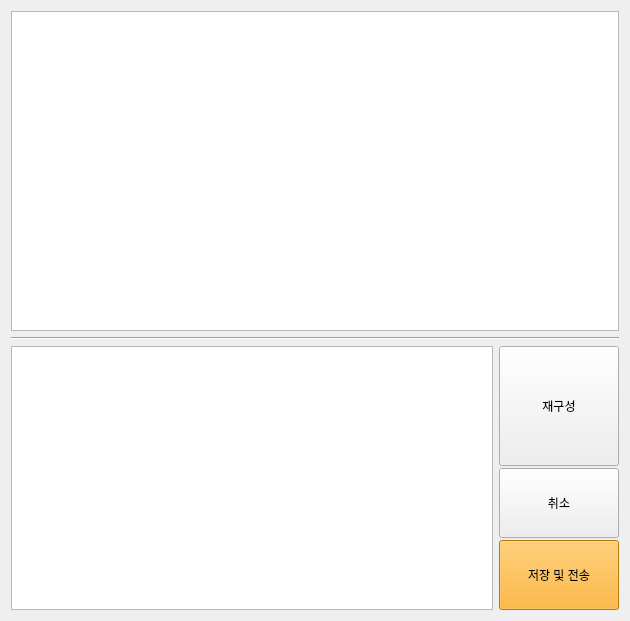
First picture: the form in Project/src/imaging/ImagingSW/imagingmanager.ui, repository AndaCondaa/Dental_Imaging_SW_System, before the edit.
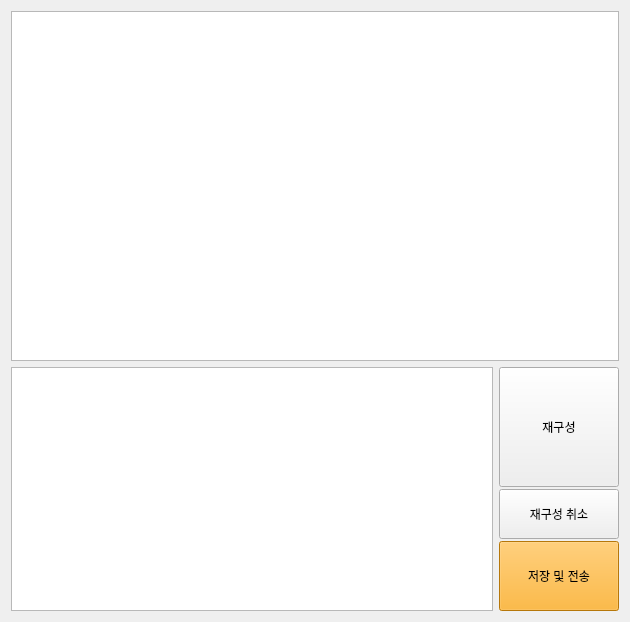
Second picture: the form after the edit.

Patch:
```diff
--- a/Project/src/imaging/ImagingSW/imagingmanager.ui
+++ b/Project/src/imaging/ImagingSW/imagingmanager.ui
@@ -7,48 +7,33 @@
     <x>0</x>
     <y>0</y>
     <width>630</width>
-    <height>610</height>
+    <height>621</height>
    </rect>
   </property>
   <property name="windowTitle">
    <string>Form</string>
   </property>
   <layout class="QVBoxLayout" name="verticalLayout_2">
+   <property name="spacing">
+    <number>6</number>
+   </property>
    <item>
     <widget class="QGraphicsView" name="reconView">
      <property name="minimumSize">
       <size>
        <width>0</width>
-       <height>320</height>
+       <height>350</height>
       </size>
      </property>
     </widget>
    </item>
    <item>
-    <widget class="Line" name="line">
-     <property name="orientation">
-      <enum>Qt::Horizontal</enum>
-     </property>
-    </widget>
+    <layout class="QHBoxLayout" name="horizontalLayout_2">
+     <item>
+      <widget class="QGraphicsView" name="frameView"/>
    </item>
    <item>
     <layout class="QHBoxLayout" name="horizontalLayout">
-     <item>
-      <widget class="QListWidget" name="rawListWidget">
-       <property name="minimumSize">
-        <size>
-         <width>0</width>
-         <height>0</height>
-        </size>
-       </property>
-       <property name="maximumSize">
-        <size>
-         <width>16777215</width>
-         <height>300</height>
-        </size>
-       </property>
-      </widget>
-     </item>
      <item>
       <layout class="QVBoxLayout" name="verticalLayout">
        <property name="spacing">
@@ -84,11 +69,11 @@
          <property name="minimumSize">
           <size>
            <width>120</width>
-           <height>70</height>
+             <height>50</height>
           </size>
          </property>
          <property name="text">
-          <string>취소</string>
+            <string>재구성 취소</string>
          </property>
         </widget>
        </item>
@@ -113,6 +98,8 @@
           <string>저장 및 전송</string>
          </property>
         </widget>
+         </item>
+        </layout>
        </item>
       </layout>
      </item>
```
Lines whose indentation alone changed are shown as unchanged.
